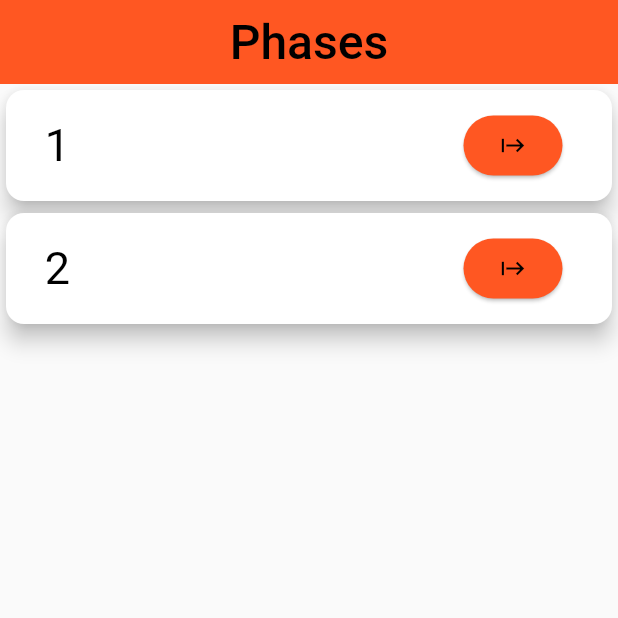
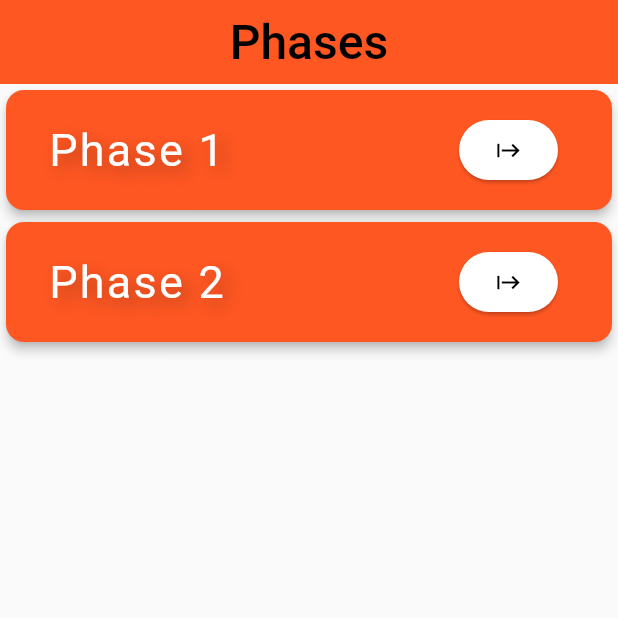
Before and after one commit to ireero/tap_the_button, a Flutter app: the screen it shows after launch, on a phone screen of 412 x 824 dp, the top half of it. Run offline on Flutter 3.47's test engine with Material 2 defaults, Android fonts, the phone set to English and light mode, and no system bars; our stand-ins replace google_fonts, shared_preferences; Roboto replaces fonts that are missing (Knewave).

Commit message:
Atualizações visuais e adição de algumas prevenções a erro.

```diff
--- a/lib/main.dart
+++ b/lib/main.dart
@@ -1,16 +1,70 @@
 import 'package:flutter/material.dart';
+import 'package:tap_the_button/models/phase.dart';
 import 'package:tap_the_button/screens/choice_screen.dart';
-import 'screens/phases/phase1_screen.dart';
+import 'package:shared_preferences/shared_preferences.dart';
+import 'models/phase_control.dart';
 
 var kColorScheme = ColorScheme.fromSeed(seedColor: Colors.deepOrange);
+List<int> listaFasesCompletas = [];
 
 void main() {
-  runApp(MaterialApp(
-    theme: ThemeData().copyWith(
-      useMaterial3: true,
-      cardTheme: const CardTheme().copyWith(),
+  runApp(RestartWidget(
+    child: MaterialApp(
+      theme: ThemeData().copyWith(
+        useMaterial3: true,
+        cardTheme: const CardTheme().copyWith(),
+      ),
+      debugShowCheckedModeBanner: false,
+      home: const ChoiceScreen(),
     ),
-    debugShowCheckedModeBanner: false,
-    home: ChoiceScreen(),
   ));
 }
+
+class RestartWidget extends StatefulWidget {
+  const RestartWidget({required this.child, super.key});
+
+  final Widget child;
+
+  static void restartApp(BuildContext context) {
+    context.findAncestorStateOfType<_RestartWidgetState>()?.restartApp();
+  }
+
+  @override
+  // ignore: library_private_types_in_public_api
+  _RestartWidgetState createState() => _RestartWidgetState();
+}
+
+class _RestartWidgetState extends State<RestartWidget> {
+  Key key = UniqueKey();
+  var listaFaseCompletasAqui = [];
+
+  void retornarFasesCompletas() async {
+    final prefs = await SharedPreferences.getInstance();
+    for (int fase = 0; fase < 2; fase++) {
+      final temp = prefs.getInt('f${fase + 1}') ?? 0;
+      listaFasesCompletas.add(temp);
+    }
+    listaFaseCompletasAqui = listaFasesCompletas;
+    PhaseControl().listPhases = listaFasesCompletas;
+  }
+
+  @override
+  void initState() {
+    retornarFasesCompletas();
+    super.initState();
+  }
+
+  void restartApp() {
+    setState(() {
+      key = UniqueKey();
+    });
+  }
+
+  @override
+  Widget build(BuildContext context) {
+    return KeyedSubtree(
+      key: key,
+      child: widget.child,
+    );
+  }
+}
--- a/lib/models/button_timer.dart
+++ b/lib/models/button_timer.dart
@@ -1,6 +1,7 @@
 import 'package:flutter/material.dart';
 import 'dart:async';
 
+// ignore: must_be_immutable
 class ButtonTimer extends StatefulWidget {
   ButtonTimer({required this.activateScreen, super.key});
 
@@ -18,6 +19,7 @@ class _ButtonTimerState extends State<ButtonTimer> {
   bool initiatCount = false;
 
   void _startCountDonw() {
+    if (initiatCount == false) {
       Timer.periodic(const Duration(seconds: 1), (timer) {
         setState(() {
           initiatCount = true;
@@ -34,6 +36,7 @@ class _ButtonTimerState extends State<ButtonTimer> {
           }
         });
       });
+    }
   }
 
   @override
--- a/lib/models/phase.dart
+++ b/lib/models/phase.dart
@@ -1,16 +1,9 @@
 import 'package:flutter/material.dart';
-import 'package:tap_the_button/screens/phases/phase1_screen.dart';
-import 'package:tap_the_button/screens/phases/phase2_screen.dart';
-import 'phase_control.dart';
 
 class Phase {
-  int? number;
+  Phase({required this.number});
+
+  int number;
   bool? end;
   Widget? phaseScreen;
-
-  void createClassPhases() {
-    for (int i = 0; i < PhaseControl().list_screens.length; i++) {
-      PhaseControl().list_phases.add(Phase());
-    }
-  }
 }
--- a/lib/models/phase_control.dart
+++ b/lib/models/phase_control.dart
@@ -4,6 +4,6 @@ import 'package:tap_the_button/screens/phases/phase1_screen.dart';
 import 'package:tap_the_button/screens/phases/phase2_screen.dart';
 
 class PhaseControl {
-  List<Widget> list_screens = [FirstScreen(), const SecondScreen()];
-  List<Phase> list_phases = [];
+  List<Widget> listScreens = [const FirstScreen(), const SecondScreen()];
+  List<int> listPhases = [];
 }
--- /dev/null
+++ b/lib/models/title_text_choice_phase.dart
@@ -0,0 +1,33 @@
+import 'package:flutter/material.dart';
+import 'phase_control.dart';
+import 'package:google_fonts/google_fonts.dart';
+
+class TextChoicePhase extends StatefulWidget {
+  TextChoicePhase({required this.index, super.key});
+
+  int index;
+
+  @override
+  State<TextChoicePhase> createState() {
+    // TODO: implement createState
+    return _TextChoicePhaseState();
+  }
+}
+
+class _TextChoicePhaseState extends State<TextChoicePhase> {
+  int valor = 0;
+
+  @override
+  Widget build(BuildContext context) {
+    valor = widget.index;
+    return Text(
+      'Phase ${valor + 1}',
+      style: GoogleFonts.knewave(color: Colors.white, fontSize: 30, shadows: [
+        Shadow(
+            color: Colors.black.withOpacity(0.3),
+            offset: const Offset(5, 5),
+            blurRadius: 15),
+      ]),
+    );
+  }
+}
--- a/lib/screens/choice_screen.dart
+++ b/lib/screens/choice_screen.dart
@@ -1,23 +1,27 @@
 import 'package:flutter/material.dart';
-import 'package:tap_the_button/models/phase.dart';
 import 'package:tap_the_button/models/phase_control.dart';
+import 'package:tap_the_button/models/title_text_choice_phase.dart';
 import 'package:tap_the_button/screens/home_screen.dart';
-import 'package:tap_the_button/screens/phases/phase1_screen.dart';
-import 'package:tap_the_button/screens/phases/phase2_screen.dart';
 import 'package:google_fonts/google_fonts.dart';
 
-class ChoiceScreen extends StatelessWidget {
-  ChoiceScreen({super.key});
+class ChoiceScreen extends StatefulWidget {
+  const ChoiceScreen({super.key});
 
   @override
+  State<ChoiceScreen> createState() {
+    // TODO: implement createState
+    return _ChoiceScreenState();
+  }
+}
+
+class _ChoiceScreenState extends State<ChoiceScreen> {
   Widget build(context) {
-    Phase().createClassPhases();
     return Scaffold(
       appBar: AppBar(
         title: Center(
           child: Text(
             'Phases',
-            style: GoogleFonts.knewave(fontSize: 32),
+            style: GoogleFonts.knewave(fontSize: 32, color: Colors.black),
           ),
         ),
         backgroundColor: Colors.deepOrange,
@@ -25,19 +29,15 @@ class ChoiceScreen extends StatelessWidget {
       body: ListView.builder(
         scrollDirection: Axis.vertical,
         itemBuilder: (context, index) => Card(
-          elevation: 6,
+          color: Colors.deepOrange,
+          elevation: 3,
           child: Padding(
-            padding: const EdgeInsets.all(9.0),
+            padding: const EdgeInsets.all(12.0),
             child: ListTile(
-              leading: Text(
-                '${index + 1}',
-                style: GoogleFonts.knewave(
-                  fontSize: 30,
-                ),
-              ),
+              leading: TextChoicePhase(index: index),
               trailing: ElevatedButton(
                   style: ElevatedButton.styleFrom(
-                    backgroundColor: Colors.deepOrange,
+                    backgroundColor: Colors.white,
                   ),
                   onPressed: () {
                     Navigator.push(
@@ -46,7 +46,7 @@ class ChoiceScreen extends StatelessWidget {
                             builder: (context) => HomeScreen(
                                 idActivateScreen: index,
                                 activateScreen:
-                                    PhaseControl().list_screens[index])));
+                                    PhaseControl().listScreens[index])));
                   },
                   child: const Icon(
                     Icons.start,
@@ -55,7 +55,7 @@ class ChoiceScreen extends StatelessWidget {
             ),
           ),
         ),
-        itemCount: PhaseControl().list_screens.length,
+        itemCount: PhaseControl().listScreens.length,
       ),
     );
   }
--- a/lib/screens/home_screen.dart
+++ b/lib/screens/home_screen.dart
@@ -1,9 +1,8 @@
-import 'package:counter/counter.dart';
 import 'package:flutter/material.dart';
 import 'package:google_fonts/google_fonts.dart';
 import 'package:tap_the_button/models/button_timer.dart';
-import 'dart:async';
 
+// ignore: must_be_immutable
 class HomeScreen extends StatefulWidget {
   HomeScreen(
       {required this.idActivateScreen,
@@ -31,12 +30,14 @@ class _HomeScreenState extends State<HomeScreen> {
   Widget build(context) {
     return Scaffold(
       appBar: AppBar(
+        leading: const BackButton(color: Colors.black),
         backgroundColor: Colors.deepOrange,
         actions: [
           const SizedBox(
             width: 48,
           ),
           IconButton(
+              color: Colors.black,
               onPressed: () {
                 showDialog(
                   context: context,
--- a/lib/screens/phases/phase1.1_screen.dart
+++ b/lib/screens/phases/phase1.1_screen.dart
@@ -1,6 +1,5 @@
 import 'package:flutter/material.dart';
 import 'package:google_fonts/google_fonts.dart';
-import 'package:tap_the_button/screens/phases/phase1_screen.dart';
 import 'phase1.2.dart';
 
 /// Flutter code sample for [PositionedTransition].
@@ -45,7 +44,6 @@ class _PositionedTransitionExampleState
 
   @override
   Widget build(BuildContext context) {
-    const double smallLogo = 100;
     const double bigLogo = 200;
 
     return Scaffold(
--- a/lib/screens/phases/phase1.2.dart
+++ b/lib/screens/phases/phase1.2.dart
@@ -1,5 +1,4 @@
 import 'package:flutter/material.dart';
-import 'package:tap_the_button/screens/phases/end_phase/end_phase_01.dart';
 import '../../models/line_buttons.dart';
 
 class FirstOneOfOne extends StatefulWidget {
--- a/lib/screens/phases/phase1_screen.dart
+++ b/lib/screens/phases/phase1_screen.dart
@@ -1,10 +1,8 @@
-import 'dart:io';
-
 import 'package:flutter/material.dart';
 import 'phase1.1_screen.dart';
 
 class FirstScreen extends StatefulWidget {
-  FirstScreen({super.key});
+  const FirstScreen({super.key});
 
   @override
   State<StatefulWidget> createState() {
@@ -13,6 +11,7 @@ class FirstScreen extends StatefulWidget {
 }
 
 class _FirstScreenState extends State<FirstScreen> {
+  // ignore: non_constant_identifier_names
   List<Text> lista_texts = [
     const Text(
       'Here!',
--- a/pubspec.yaml
+++ b/pubspec.yaml
@@ -37,6 +37,7 @@ dependencies:
   cupertino_icons: ^1.0.2
   google_fonts: ^4.0.4
   counter: ^0.2.2
+  shared_preferences: ^2.2.0
 
 dev_dependencies:
   flutter_test:
```
Also changed, not shown: lib/models/line_buttons.dart (+7 -3 lines), lib/screens/phases/end_phase/end_phase.dart (added, +32 -0 lines), lib/screens/phases/end_phase/end_phase_01.dart (deleted, +0 -23 lines), lib/screens/phases/phase2_screen.dart (+52 -2 lines), pubspec.lock, 1 other file. Lines whose indentation alone changed are shown as unchanged.
